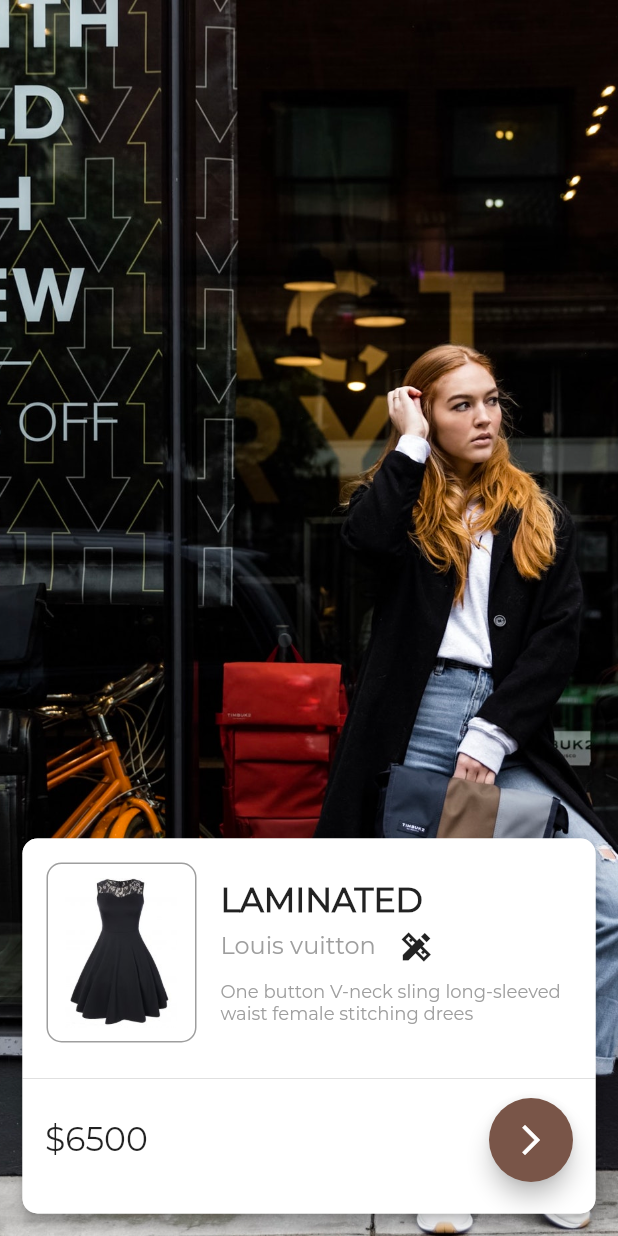
After one commit to serhatyildirimC/moda_app, a Flutter app: the Details screen opened directly, on a phone screen of 412 x 824 dp. The commit adds this screen. Run offline on Flutter 3.47's test engine with Material 2 defaults, Android fonts, the phone set to English and light mode, and no system bars.

Commit message:
details_page_eklendi

```diff
--- /dev/null
+++ b/lib/widgets/details_page.dart
@@ -0,0 +1,130 @@
+import 'package:flutter/material.dart';
+
+class Details extends StatefulWidget {
+  final String imgPath;
+  const Details({Key? key, required this.imgPath}) : super(key: key);
+
+  @override
+  State<Details> createState() => _DetailsState();
+}
+
+class _DetailsState extends State<Details> {
+  @override
+  Widget build(BuildContext context) {
+    return Scaffold(
+      body: Stack(
+        children: [
+          Hero(
+            tag: widget.imgPath,
+            child: Container(
+              height: MediaQuery.of(context).size.height,
+              width: MediaQuery.of(context).size.width,
+              decoration: BoxDecoration(
+                  image: DecorationImage(
+                      image: AssetImage(widget.imgPath), fit: BoxFit.cover)),
+            ),
+          ),
+          Positioned(
+              left: 15,
+              right: 15,
+              bottom: 15,
+              child: Material(
+                borderRadius: BorderRadius.circular(10),
+                elevation: 4,
+                child: Container(
+                  height: 250,
+                  width: MediaQuery.of(context).size.width - 30,
+                  decoration: BoxDecoration(
+                    color: Colors.white,
+                    borderRadius: BorderRadius.circular(10),
+                  ),
+                  child: Column(children: [
+                    Row(
+                      children: [
+                        Padding(
+                          padding: const EdgeInsets.all(16.0),
+                          child: Container(
+                            width: 100,
+                            height: 120,
+                            decoration: BoxDecoration(
+                                borderRadius: BorderRadius.circular(10),
+                                border: Border.all(color: Colors.grey),
+                                image: const DecorationImage(
+                                    image: AssetImage('assets/dress.jpg'),
+                                    fit: BoxFit.contain)),
+                          ),
+                        ),
+                        Column(
+                          crossAxisAlignment: CrossAxisAlignment.start,
+                          children: [
+                            const Text(
+                              'LAMINATED',
+                              style: TextStyle(
+                                  fontSize: 22,
+                                  fontFamily: 'Serrat',
+                                  fontWeight: FontWeight.bold),
+                            ),
+                            const SizedBox(
+                              height: 5,
+                            ),
+                            Row(
+                              children: const [
+                                Text(
+                                  'Louis vuitton',
+                                  style: TextStyle(
+                                      color: Colors.grey,
+                                      fontFamily: 'serrat',
+                                      fontSize: 16),
+                                ),
+                                SizedBox(
+                                  width: 15,
+                                ),
+                                Icon(Icons.design_services_sharp)
+                              ],
+                            ),
+                            const SizedBox(
+                              height: 10,
+                            ),
+                            SizedBox(
+                              height: 30,
+                              width: MediaQuery.of(context).size.width - 170,
+                              child: const Text(
+                                'One button V-neck sling long-sleeved waist female stitching drees',
+                                style: TextStyle(
+                                    color: Colors.grey,
+                                    fontSize: 12,
+                                    fontFamily: 'serrat'),
+                              ),
+                            )
+                          ],
+                        )
+                      ],
+                    ),
+                    const Divider(),
+                    Padding(
+                      padding: const EdgeInsets.only(
+                          left: 15, top: 5, bottom: 1, right: 15),
+                      child: Row(
+                        mainAxisAlignment: MainAxisAlignment.spaceBetween,
+                        children: [
+                          const Text(
+                            '\$6500',
+                            style:
+                                TextStyle(fontFamily: 'serrat', fontSize: 22),
+                          ),
+                          FloatingActionButton(
+                            onPressed: (() {}),
+                            backgroundColor: Colors.brown,
+                            child: const Icon(Icons.arrow_forward_ios),
+                          )
+                        ],
+                      ),
+                    )
+                  ]),
+                ),
+              ))
+        ],
+      ),
+    );
+  }
+}
--- a/lib/widgets/main_page.dart
+++ b/lib/widgets/main_page.dart
@@ -1,4 +1,5 @@
 import 'package:flutter/material.dart';
+import 'package:moda_app/widgets/details_page.dart';
 
 class MainPage extends StatefulWidget {
   const MainPage({Key? key}) : super(key: key);
@@ -205,7 +206,15 @@ class _MainPageState extends State<MainPage>
                   ),
                   Row(
                     children: [
-                      Container(
+                      InkWell(
+                        onTap: (() {
+                          Navigator.of(context).push(MaterialPageRoute(
+                              builder: (context) => const Details(
+                                  imgPath: 'assets/modelgrid1.jpeg')));
+                        }),
+                        child: Hero(
+                          tag: 'assets/modelgrid1.jpeg',
+                          child: Container(
                             height: 200,
                             width: (MediaQuery.of(context).size.width - 50) / 2,
                             decoration: BoxDecoration(
@@ -214,33 +223,59 @@ class _MainPageState extends State<MainPage>
                                     image: AssetImage('assets/modelgrid1.jpeg'),
                                     fit: BoxFit.cover)),
                           ),
+                        ),
+                      ),
                       const SizedBox(
                         width: 10,
                       ),
                       Column(
                         children: [
-                          Container(
+                          InkWell(
+                            onTap: (() {
+                              Navigator.of(context).push(MaterialPageRoute(
+                                  builder: (context) => const Details(
+                                      imgPath: 'assets/modelgrid2.jpeg')));
+                            }),
+                            child: Hero(
+                              tag: 'assets/modelgrid2.jpeg',
+                              child: Container(
                                 height: 100,
                                 width:
-                                (MediaQuery.of(context).size.width - 100) / 2,
+                                    (MediaQuery.of(context).size.width - 100) /
+                                        2,
                                 decoration: BoxDecoration(
                                     borderRadius: BorderRadius.circular(5),
                                     image: const DecorationImage(
-                                    image: AssetImage('assets/modelgrid2.jpeg'),
+                                        image: AssetImage(
+                                            'assets/modelgrid2.jpeg'),
                                         fit: BoxFit.cover)),
+                              ),
+                            ),
                           ),
                           const SizedBox(
                             height: 5,
                           ),
-                          Container(
+                          InkWell(
+                            onTap: (() {
+                              Navigator.of(context).push(MaterialPageRoute(
+                                  builder: (context) => const Details(
+                                      imgPath: 'assets/modelgrid3.jpeg')));
+                            }),
+                            child: Hero(
+                              tag: 'assets/modelgrid3.jpeg',
+                              child: Container(
                                 height: 95,
                                 width:
-                                (MediaQuery.of(context).size.width - 100) / 2,
+                                    (MediaQuery.of(context).size.width - 100) /
+                                        2,
                                 decoration: BoxDecoration(
                                     borderRadius: BorderRadius.circular(5),
                                     image: const DecorationImage(
-                                    image: AssetImage('assets/modelgrid3.jpeg'),
+                                        image: AssetImage(
+                                            'assets/modelgrid3.jpeg'),
                                         fit: BoxFit.cover)),
+                              ),
+                            ),
                           ),
                         ],
                       ),
```
Lines whose indentation alone changed are shown as unchanged.
